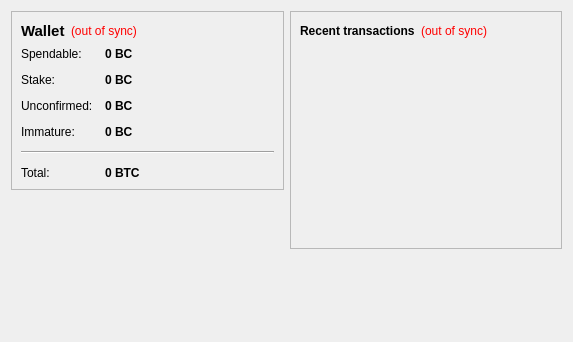
Above: src/qt/forms/overviewpage.ui from Tillkoeln/PX-Static before the change. Below: the same form after it.
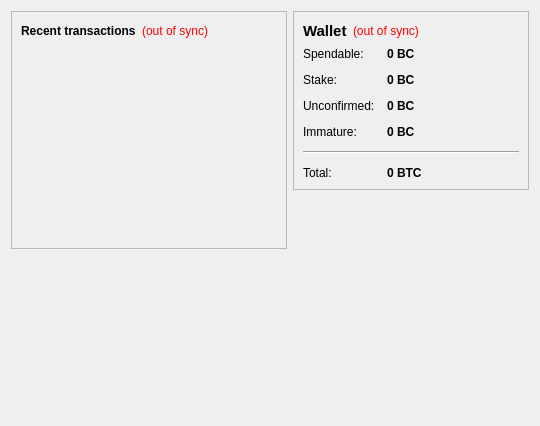
That is the form after the change.

What changed in the file:
```diff
--- a/src/qt/forms/overviewpage.ui
+++ b/src/qt/forms/overviewpage.ui
@@ -6,16 +6,106 @@
    <rect>
     <x>0</x>
     <y>0</y>
-    <width>573</width>
-    <height>342</height>
+    <width>540</width>
+    <height>426</height>
    </rect>
   </property>
   <property name="windowTitle">
    <string>Form</string>
   </property>
-  <layout class="QHBoxLayout" name="horizontalLayout" stretch="1,1">
+  <layout class="QVBoxLayout" name="verticalLayout">
    <item>
-    <layout class="QVBoxLayout" name="verticalLayout_2">
+    <layout class="QHBoxLayout" name="horizontalLayout">
+     <item>
+      <layout class="QVBoxLayout" name="verticalLayout_7">
+       <item>
+        <widget class="QFrame" name="frame_3">
+         <property name="frameShape">
+          <enum>QFrame::StyledPanel</enum>
+         </property>
+         <property name="frameShadow">
+          <enum>QFrame::Raised</enum>
+         </property>
+         <layout class="QVBoxLayout" name="verticalLayout_8">
+          <item>
+           <layout class="QHBoxLayout" name="horizontalLayout_3">
+            <item>
+             <widget class="QLabel" name="label_7">
+              <property name="text">
+               <string>&lt;b&gt;Recent transactions&lt;/b&gt;</string>
+              </property>
+             </widget>
+            </item>
+            <item>
+             <widget class="QLabel" name="labelTransactionsStatus_2">
+              <property name="toolTip">
+               <string>The displayed information may be out of date. Your wallet automatically synchronizes with the Project-X network after a connection is established, but this process has not completed yet.</string>
+              </property>
+              <property name="styleSheet">
+               <string notr="true">QLabel { color: red; }</string>
+              </property>
+              <property name="text">
+               <string notr="true">(out of sync)</string>
+              </property>
+              <property name="alignment">
+               <set>Qt::AlignRight|Qt::AlignTrailing|Qt::AlignVCenter</set>
+              </property>
+             </widget>
+            </item>
+            <item>
+             <spacer name="horizontalSpacer_3">
+              <property name="orientation">
+               <enum>Qt::Horizontal</enum>
+              </property>
+              <property name="sizeHint" stdset="0">
+               <size>
+                <width>40</width>
+                <height>20</height>
+               </size>
+              </property>
+             </spacer>
+            </item>
+           </layout>
+          </item>
+          <item>
+           <widget class="QListView" name="listTransactions_2">
+            <property name="styleSheet">
+             <string notr="true">QListView { background: transparent; }</string>
+            </property>
+            <property name="frameShape">
+             <enum>QFrame::NoFrame</enum>
+            </property>
+            <property name="verticalScrollBarPolicy">
+             <enum>Qt::ScrollBarAlwaysOff</enum>
+            </property>
+            <property name="horizontalScrollBarPolicy">
+             <enum>Qt::ScrollBarAlwaysOff</enum>
+            </property>
+            <property name="selectionMode">
+             <enum>QAbstractItemView::NoSelection</enum>
+            </property>
+           </widget>
+          </item>
+         </layout>
+        </widget>
+       </item>
+       <item>
+        <spacer name="verticalSpacer_3">
+         <property name="orientation">
+          <enum>Qt::Vertical</enum>
+         </property>
+         <property name="sizeHint" stdset="0">
+          <size>
+           <width>20</width>
+           <height>40</height>
+          </size>
+         </property>
+        </spacer>
+       </item>
+      </layout>
+     </item>
+     <item>
+      <layout class="QVBoxLayout" name="verticalLayout_5">
      <item>
       <widget class="QFrame" name="frame">
        <property name="frameShape">
@@ -251,92 +341,6 @@
       </spacer>
      </item>
     </layout>
-   </item>
-   <item>
-    <layout class="QVBoxLayout" name="verticalLayout_3">
-     <item>
-      <widget class="QFrame" name="frame_2">
-       <property name="frameShape">
-        <enum>QFrame::StyledPanel</enum>
-       </property>
-       <property name="frameShadow">
-        <enum>QFrame::Raised</enum>
-       </property>
-       <layout class="QVBoxLayout" name="verticalLayout">
-        <item>
-         <layout class="QHBoxLayout" name="horizontalLayout_2">
-          <item>
-           <widget class="QLabel" name="label_4">
-            <property name="text">
-             <string>&lt;b&gt;Recent transactions&lt;/b&gt;</string>
-            </property>
-           </widget>
-          </item>
-          <item>
-           <widget class="QLabel" name="labelTransactionsStatus">
-            <property name="toolTip">
-             <string>The displayed information may be out of date. Your wallet automatically synchronizes with the Project-X network after a connection is established, but this process has not completed yet.</string>
-            </property>
-            <property name="styleSheet">
-             <string notr="true">QLabel { color: red; }</string>
-            </property>
-            <property name="text">
-             <string notr="true">(out of sync)</string>
-            </property>
-            <property name="alignment">
-             <set>Qt::AlignRight|Qt::AlignTrailing|Qt::AlignVCenter</set>
-            </property>
-           </widget>
-          </item>
-          <item>
-           <spacer name="horizontalSpacer">
-            <property name="orientation">
-             <enum>Qt::Horizontal</enum>
-            </property>
-            <property name="sizeHint" stdset="0">
-             <size>
-              <width>40</width>
-              <height>20</height>
-             </size>
-            </property>
-           </spacer>
-          </item>
-         </layout>
-        </item>
-        <item>
-         <widget class="QListView" name="listTransactions">
-          <property name="styleSheet">
-           <string notr="true">QListView { background: transparent; }</string>
-          </property>
-          <property name="frameShape">
-           <enum>QFrame::NoFrame</enum>
-          </property>
-          <property name="verticalScrollBarPolicy">
-           <enum>Qt::ScrollBarAlwaysOff</enum>
-          </property>
-          <property name="horizontalScrollBarPolicy">
-           <enum>Qt::ScrollBarAlwaysOff</enum>
-          </property>
-          <property name="selectionMode">
-           <enum>QAbstractItemView::NoSelection</enum>
-          </property>
-         </widget>
-        </item>
-       </layout>
-      </widget>
-     </item>
-     <item>
-      <spacer name="verticalSpacer_2">
-       <property name="orientation">
-        <enum>Qt::Vertical</enum>
-       </property>
-       <property name="sizeHint" stdset="0">
-        <size>
-         <width>20</width>
-         <height>40</height>
-        </size>
-       </property>
-      </spacer>
      </item>
     </layout>
    </item>
```
Left out of the diff: 8 changed lines with no effect on the pictures. Lines whose indentation alone changed are shown as unchanged.
